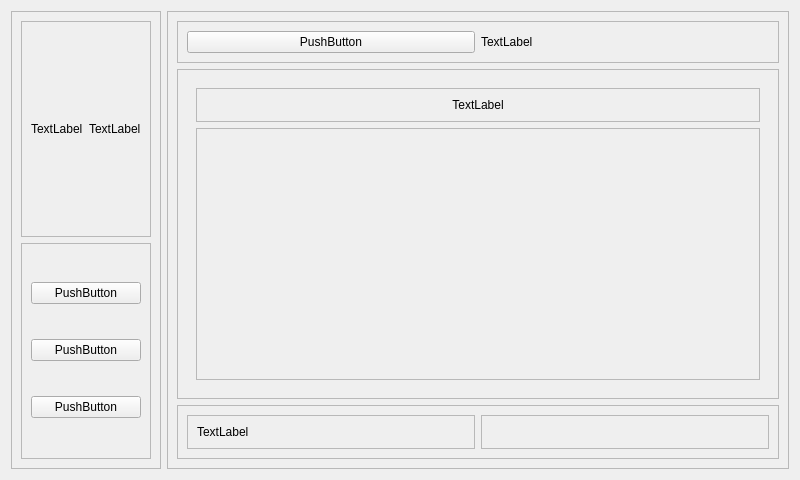
This is ui/UI/WPS150/interface.ui in gdragon2789/SCPI_Omni as Qt 5 draws it before an edit. The edited form follows.
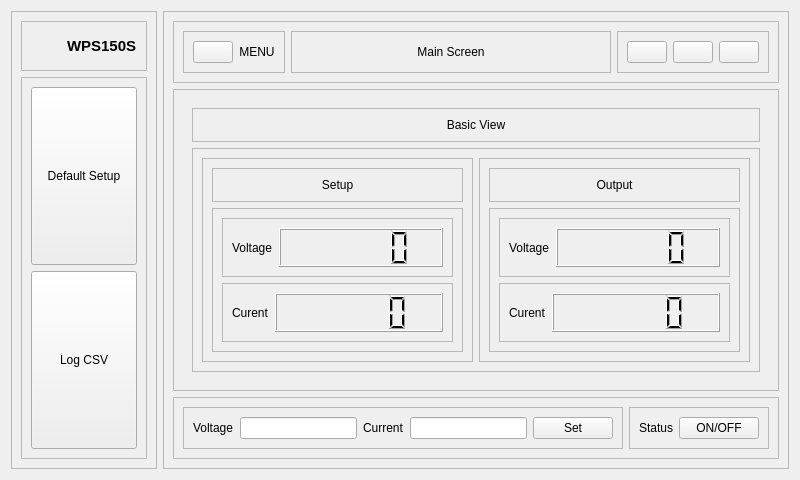
This is the edited form. The open tabs and pages were chosen to show the change. Icons and pictures are not drawn.

```diff
--- a/ui/UI/WPS150/interface.ui
+++ b/ui/UI/WPS150/interface.ui
@@ -33,16 +33,40 @@
         </property>
         <layout class="QHBoxLayout" name="horizontalLayout_2">
          <item>
-          <widget class="QLabel" name="label">
+          <widget class="QLabel" name="logo">
+           <property name="minimumSize">
+            <size>
+             <width>30</width>
+             <height>30</height>
+            </size>
+           </property>
+           <property name="maximumSize">
+            <size>
+             <width>30</width>
+             <height>30</height>
+            </size>
+           </property>
            <property name="text">
-            <string>TextLabel</string>
+            <string/>
+           </property>
+           <property name="pixmap">
+            <pixmap resource="resources.qrc">:/icons/solar-linear-icons/magic-stick-3.svg</pixmap>
+           </property>
+           <property name="scaledContents">
+            <bool>true</bool>
            </property>
           </widget>
          </item>
          <item>
-          <widget class="QLabel" name="label_2">
+          <widget class="QLabel" name="appName">
+           <property name="font">
+            <font>
+             <pointsize>11</pointsize>
+             <bold>true</bold>
+            </font>
+           </property>
            <property name="text">
-            <string>TextLabel</string>
+            <string>WPS150S</string>
            </property>
           </widget>
          </item>
@@ -50,7 +74,13 @@
        </widget>
       </item>
       <item>
-       <widget class="QFrame" name="frame_4">
+       <widget class="QFrame" name="setUpPanel">
+        <property name="sizePolicy">
+         <sizepolicy hsizetype="Preferred" vsizetype="Expanding">
+          <horstretch>0</horstretch>
+          <verstretch>0</verstretch>
+         </sizepolicy>
+        </property>
         <property name="frameShape">
          <enum>QFrame::Shape::StyledPanel</enum>
         </property>
@@ -59,23 +89,48 @@
         </property>
         <layout class="QVBoxLayout" name="verticalLayout_2">
          <item>
-          <widget class="QPushButton" name="pushButton">
-           <property name="text">
-            <string>PushButton</string>
+          <widget class="QPushButton" name="defaultSetup">
+           <property name="sizePolicy">
+            <sizepolicy hsizetype="Minimum" vsizetype="Expanding">
+             <horstretch>0</horstretch>
+             <verstretch>0</verstretch>
+            </sizepolicy>
            </property>
-          </widget>
-         </item>
-         <item>
-          <widget class="QPushButton" name="pushButton_2">
            <property name="text">
-            <string>PushButton</string>
+            <string>Default Setup</string>
            </property>
+           <property name="icon">
+            <iconset resource="resources.qrc">
+             <normaloff>:/icons/solar-linear-icons/restart.svg</normaloff>:/icons/solar-linear-icons/restart.svg</iconset>
+           </property>
+           <property name="iconSize">
+            <size>
+             <width>30</width>
+             <height>30</height>
+            </size>
+           </property>
           </widget>
          </item>
          <item>
-          <widget class="QPushButton" name="pushButton_3">
+          <widget class="QPushButton" name="logCSV">
+           <property name="sizePolicy">
+            <sizepolicy hsizetype="Minimum" vsizetype="Expanding">
+             <horstretch>0</horstretch>
+             <verstretch>0</verstretch>
+            </sizepolicy>
+           </property>
            <property name="text">
-            <string>PushButton</string>
+            <string>Log CSV</string>
+           </property>
+           <property name="icon">
+            <iconset resource="resources.qrc">
+             <normaloff>:/icons/solar-linear-icons/folder-with-files.svg</normaloff>:/icons/solar-linear-icons/folder-with-files.svg</iconset>
+           </property>
+           <property name="iconSize">
+            <size>
+             <width>30</width>
+             <height>30</height>
+            </size>
            </property>
           </widget>
          </item>
@@ -104,17 +159,115 @@
         </property>
         <layout class="QHBoxLayout" name="horizontalLayout_3">
          <item>
-          <widget class="QPushButton" name="pushButton_4">
-           <property name="text">
-            <string>PushButton</string>
+          <widget class="QFrame" name="menuPanel">
+           <property name="sizePolicy">
+            <sizepolicy hsizetype="Minimum" vsizetype="Minimum">
+             <horstretch>0</horstretch>
+             <verstretch>0</verstretch>
+            </sizepolicy>
            </property>
+           <property name="frameShape">
+            <enum>QFrame::Shape::StyledPanel</enum>
+           </property>
+           <property name="frameShadow">
+            <enum>QFrame::Shadow::Raised</enum>
+           </property>
+           <layout class="QHBoxLayout" name="horizontalLayout_13">
+            <item alignment="Qt::AlignmentFlag::AlignLeft">
+             <widget class="QPushButton" name="menuButton">
+              <property name="text">
+               <string/>
+              </property>
+              <property name="icon">
+               <iconset resource="resources.qrc">
+                <normaloff>:/icons/solar-linear-icons/menu-dots-circle.svg</normaloff>:/icons/solar-linear-icons/menu-dots-circle.svg</iconset>
+              </property>
+             </widget>
+            </item>
+            <item>
+             <widget class="QLabel" name="menuLabel">
+              <property name="text">
+               <string>MENU</string>
+              </property>
+              <property name="alignment">
+               <set>Qt::AlignmentFlag::AlignCenter</set>
+              </property>
+             </widget>
+            </item>
+           </layout>
           </widget>
          </item>
          <item>
-          <widget class="QLabel" name="label_3">
-           <property name="text">
-            <string>TextLabel</string>
+          <widget class="QFrame" name="mainScreen">
+           <property name="sizePolicy">
+            <sizepolicy hsizetype="Expanding" vsizetype="Preferred">
+             <horstretch>0</horstretch>
+             <verstretch>0</verstretch>
+            </sizepolicy>
            </property>
+           <property name="frameShape">
+            <enum>QFrame::Shape::StyledPanel</enum>
+           </property>
+           <property name="frameShadow">
+            <enum>QFrame::Shadow::Raised</enum>
+           </property>
+           <layout class="QVBoxLayout" name="verticalLayout_15">
+            <item>
+             <widget class="QLabel" name="display">
+              <property name="text">
+               <string>Main Screen</string>
+              </property>
+              <property name="alignment">
+               <set>Qt::AlignmentFlag::AlignCenter</set>
+              </property>
+             </widget>
+            </item>
+           </layout>
+          </widget>
+         </item>
+         <item>
+          <widget class="QFrame" name="appInterface">
+           <property name="frameShape">
+            <enum>QFrame::Shape::StyledPanel</enum>
+           </property>
+           <property name="frameShadow">
+            <enum>QFrame::Shadow::Raised</enum>
+           </property>
+           <layout class="QHBoxLayout" name="horizontalLayout_12">
+            <item>
+             <widget class="QPushButton" name="minimize">
+              <property name="text">
+               <string/>
+              </property>
+              <property name="icon">
+               <iconset resource="resources.qrc">
+                <normaloff>:/icons/solar-linear-icons/minus-circle.svg</normaloff>:/icons/solar-linear-icons/minus-circle.svg</iconset>
+              </property>
+             </widget>
+            </item>
+            <item>
+             <widget class="QPushButton" name="maximize">
+              <property name="text">
+               <string/>
+              </property>
+              <property name="icon">
+               <iconset resource="resources.qrc">
+                <normaloff>:/icons/solar-linear-icons/circle-top-up.svg</normaloff>:/icons/solar-linear-icons/circle-top-up.svg</iconset>
+              </property>
+             </widget>
+            </item>
+            <item>
+             <widget class="QPushButton" name="quit">
+              <property name="text">
+               <string/>
+              </property>
+              <property name="icon">
+               <iconset resource="resources.qrc">
+                <normaloff>:/icons/solar-linear-icons/exit.svg</normaloff>:/icons/solar-linear-icons/exit.svg</iconset>
+              </property>
+             </widget>
+            </item>
+           </layout>
           </widget>
          </item>
         </layout>
@@ -148,7 +301,7 @@
                 <item alignment="Qt::AlignmentFlag::AlignTop">
                  <widget class="QLabel" name="label_5">
                   <property name="text">
-                   <string>TextLabel</string>
+                   <string>Basic View</string>
                   </property>
                   <property name="alignment">
                    <set>Qt::AlignmentFlag::AlignCenter</set>
@@ -172,6 +325,234 @@
                <property name="frameShadow">
                 <enum>QFrame::Shadow::Raised</enum>
                </property>
+               <layout class="QHBoxLayout" name="horizontalLayout_6">
+                <item>
+                 <widget class="QFrame" name="setupInfor">
+                  <property name="frameShape">
+                   <enum>QFrame::Shape::StyledPanel</enum>
+                  </property>
+                  <property name="frameShadow">
+                   <enum>QFrame::Shadow::Raised</enum>
+                  </property>
+                  <layout class="QVBoxLayout" name="verticalLayout_9">
+                   <item>
+                    <widget class="QFrame" name="frame_16">
+                     <property name="frameShape">
+                      <enum>QFrame::Shape::StyledPanel</enum>
+                     </property>
+                     <property name="frameShadow">
+                      <enum>QFrame::Shadow::Raised</enum>
+                     </property>
+                     <layout class="QVBoxLayout" name="verticalLayout_11">
+                      <item alignment="Qt::AlignmentFlag::AlignTop">
+                       <widget class="QLabel" name="label_7">
+                        <property name="text">
+                         <string>Setup</string>
+                        </property>
+                        <property name="alignment">
+                         <set>Qt::AlignmentFlag::AlignCenter</set>
+                        </property>
+                       </widget>
+                      </item>
+                     </layout>
+                    </widget>
+                   </item>
+                   <item>
+                    <widget class="QFrame" name="frame_17">
+                     <property name="sizePolicy">
+                      <sizepolicy hsizetype="Preferred" vsizetype="Expanding">
+                       <horstretch>0</horstretch>
+                       <verstretch>0</verstretch>
+                      </sizepolicy>
+                     </property>
+                     <property name="frameShape">
+                      <enum>QFrame::Shape::StyledPanel</enum>
+                     </property>
+                     <property name="frameShadow">
+                      <enum>QFrame::Shadow::Raised</enum>
+                     </property>
+                     <layout class="QVBoxLayout" name="verticalLayout_13">
+                      <item>
+                       <widget class="QFrame" name="frame_20">
+                        <property name="frameShape">
+                         <enum>QFrame::Shape::StyledPanel</enum>
+                        </property>
+                        <property name="frameShadow">
+                         <enum>QFrame::Shadow::Raised</enum>
+                        </property>
+                        <layout class="QHBoxLayout" name="horizontalLayout_8">
+                         <item alignment="Qt::AlignmentFlag::AlignLeft">
+                          <widget class="QLabel" name="label_10">
+                           <property name="text">
+                            <string>Voltage</string>
+                           </property>
+                          </widget>
+                         </item>
+                         <item>
+                          <widget class="QLCDNumber" name="setupVoltageDisplay">
+                           <property name="sizePolicy">
+                            <sizepolicy hsizetype="Expanding" vsizetype="Minimum">
+                             <horstretch>0</horstretch>
+                             <verstretch>0</verstretch>
+                            </sizepolicy>
+                           </property>
+                           <property name="smallDecimalPoint">
+                            <bool>false</bool>
+                           </property>
+                           <property name="digitCount">
+                            <number>5</number>
+                           </property>
+                          </widget>
+                         </item>
+                        </layout>
+                       </widget>
+                      </item>
+                      <item>
+                       <widget class="QFrame" name="frame_21">
+                        <property name="frameShape">
+                         <enum>QFrame::Shape::StyledPanel</enum>
+                        </property>
+                        <property name="frameShadow">
+                         <enum>QFrame::Shadow::Raised</enum>
+                        </property>
+                        <layout class="QHBoxLayout" name="horizontalLayout_9">
+                         <item alignment="Qt::AlignmentFlag::AlignLeft">
+                          <widget class="QLabel" name="label_11">
+                           <property name="text">
+                            <string>Curent</string>
+                           </property>
+                          </widget>
+                         </item>
+                         <item>
+                          <widget class="QLCDNumber" name="setupCurrentDisplay">
+                           <property name="sizePolicy">
+                            <sizepolicy hsizetype="Expanding" vsizetype="Minimum">
+                             <horstretch>0</horstretch>
+                             <verstretch>0</verstretch>
+                            </sizepolicy>
+                           </property>
+                          </widget>
+                         </item>
+                        </layout>
+                       </widget>
+                      </item>
+                     </layout>
+                    </widget>
+                   </item>
+                  </layout>
+                 </widget>
+                </item>
+                <item>
+                 <widget class="QFrame" name="outputInfor">
+                  <property name="frameShape">
+                   <enum>QFrame::Shape::StyledPanel</enum>
+                  </property>
+                  <property name="frameShadow">
+                   <enum>QFrame::Shadow::Raised</enum>
+                  </property>
+                  <layout class="QVBoxLayout" name="verticalLayout_10">
+                   <item>
+                    <widget class="QFrame" name="frame_18">
+                     <property name="frameShape">
+                      <enum>QFrame::Shape::StyledPanel</enum>
+                     </property>
+                     <property name="frameShadow">
+                      <enum>QFrame::Shadow::Raised</enum>
+                     </property>
+                     <layout class="QVBoxLayout" name="verticalLayout_12">
+                      <item alignment="Qt::AlignmentFlag::AlignTop">
+                       <widget class="QLabel" name="label_8">
+                        <property name="text">
+                         <string>Output</string>
+                        </property>
+                        <property name="alignment">
+                         <set>Qt::AlignmentFlag::AlignCenter</set>
+                        </property>
+                       </widget>
+                      </item>
+                     </layout>
+                    </widget>
+                   </item>
+                   <item>
+                    <widget class="QFrame" name="frame_19">
+                     <property name="sizePolicy">
+                      <sizepolicy hsizetype="Preferred" vsizetype="Expanding">
+                       <horstretch>0</horstretch>
+                       <verstretch>0</verstretch>
+                      </sizepolicy>
+                     </property>
+                     <property name="frameShape">
+                      <enum>QFrame::Shape::StyledPanel</enum>
+                     </property>
+                     <property name="frameShadow">
+                      <enum>QFrame::Shadow::Raised</enum>
+                     </property>
+                     <layout class="QVBoxLayout" name="verticalLayout_14">
+                      <item>
+                       <widget class="QFrame" name="frame_22">
+                        <property name="frameShape">
+                         <enum>QFrame::Shape::StyledPanel</enum>
+                        </property>
+                        <property name="frameShadow">
+                         <enum>QFrame::Shadow::Raised</enum>
+                        </property>
+                        <layout class="QHBoxLayout" name="horizontalLayout_11">
+                         <item alignment="Qt::AlignmentFlag::AlignLeft">
+                          <widget class="QLabel" name="label_12">
+                           <property name="text">
+                            <string>Voltage</string>
+                           </property>
+                          </widget>
+                         </item>
+                         <item>
+                          <widget class="QLCDNumber" name="outputVoltageDisplay">
+                           <property name="sizePolicy">
+                            <sizepolicy hsizetype="Expanding" vsizetype="Minimum">
+                             <horstretch>0</horstretch>
+                             <verstretch>0</verstretch>
+                            </sizepolicy>
+                           </property>
+                          </widget>
+                         </item>
+                        </layout>
+                       </widget>
+                      </item>
+                      <item>
+                       <widget class="QFrame" name="frame_23">
+                        <property name="frameShape">
+                         <enum>QFrame::Shape::StyledPanel</enum>
+                        </property>
+                        <property name="frameShadow">
+                         <enum>QFrame::Shadow::Raised</enum>
+                        </property>
+                        <layout class="QHBoxLayout" name="horizontalLayout_10">
+                         <item alignment="Qt::AlignmentFlag::AlignLeft">
+                          <widget class="QLabel" name="label_13">
+                           <property name="text">
+                            <string>Curent</string>
+                           </property>
+                          </widget>
+                         </item>
+                         <item>
+                          <widget class="QLCDNumber" name="outputCurrentDisplay">
+                           <property name="sizePolicy">
+                            <sizepolicy hsizetype="Expanding" vsizetype="Minimum">
+                             <horstretch>0</horstretch>
+                             <verstretch>0</verstretch>
+                            </sizepolicy>
+                           </property>
+                          </widget>
+                         </item>
+                        </layout>
+                       </widget>
+                      </item>
+                     </layout>
+                    </widget>
+                   </item>
+                  </layout>
+                 </widget>
+                </item>
+               </layout>
               </widget>
              </item>
             </layout>
@@ -203,7 +584,27 @@
             <item>
              <widget class="QLabel" name="label_4">
               <property name="text">
-               <string>TextLabel</string>
+               <string>Voltage</string>
+              </property>
+             </widget>
+            </item>
+            <item>
+             <widget class="QLineEdit" name="setupVoltageInput"/>
+            </item>
+            <item>
+             <widget class="QLabel" name="setupCurrentLabel">
+              <property name="text">
+               <string>Current</string>
+              </property>
+             </widget>
+            </item>
+            <item>
+             <widget class="QLineEdit" name="setupCurrentInput"/>
+            </item>
+            <item>
+             <widget class="QPushButton" name="setupButton">
+              <property name="text">
+               <string>Set</string>
               </property>
              </widget>
             </item>
@@ -218,6 +619,22 @@
            <property name="frameShadow">
             <enum>QFrame::Shadow::Raised</enum>
            </property>
+           <layout class="QHBoxLayout" name="horizontalLayout_7">
+            <item>
+             <widget class="QLabel" name="outPutStatus">
+              <property name="text">
+               <string>Status</string>
+              </property>
+             </widget>
+            </item>
+            <item>
+             <widget class="QPushButton" name="outPutButton">
+              <property name="text">
+               <string>ON/OFF</string>
+              </property>
+             </widget>
+            </item>
+           </layout>
           </widget>
          </item>
         </layout>
```
Left out of the diff: 79 changed lines with no effect on the pictures.
